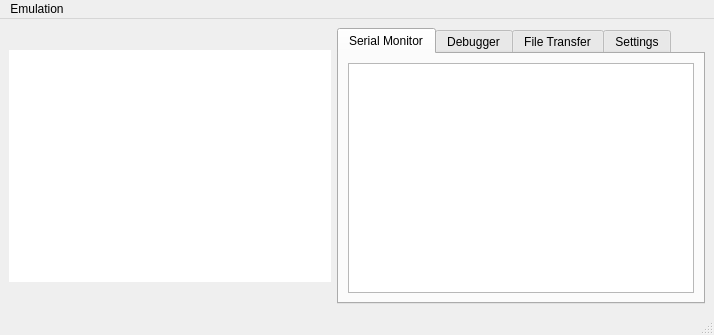
This is mainwindow.ui in nspire-emus/firebird as Qt 5 draws it before an edit. The edited form follows.
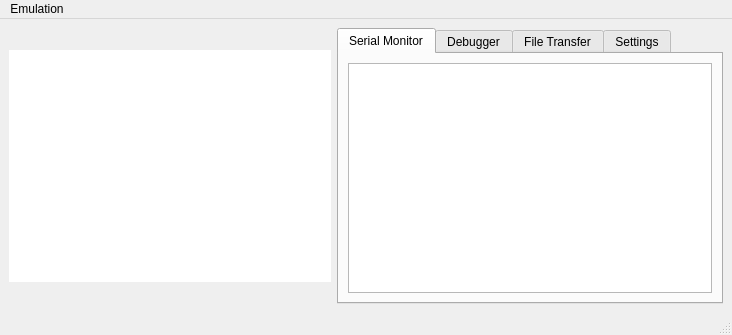
This is the edited form.

Commit message: Fix some tab/spaces. Slightly larger window

```diff
--- a/mainwindow.ui
+++ b/mainwindow.ui
@@ -6,7 +6,7 @@
    <rect>
     <x>0</x>
     <y>0</y>
-    <width>714</width>
+    <width>732</width>
     <height>335</height>
    </rect>
   </property>
@@ -157,8 +157,8 @@
     <rect>
      <x>0</x>
      <y>0</y>
-     <width>714</width>
-     <height>19</height>
+     <width>732</width>
+     <height>22</height>
     </rect>
    </property>
    <widget class="QMenu" name="menuEmulation">
```
The commit also changes 1 other file.
